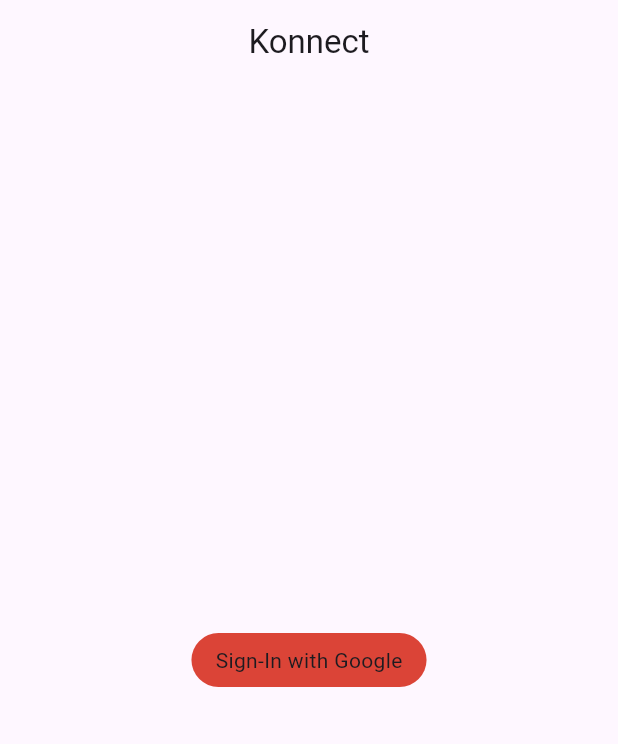
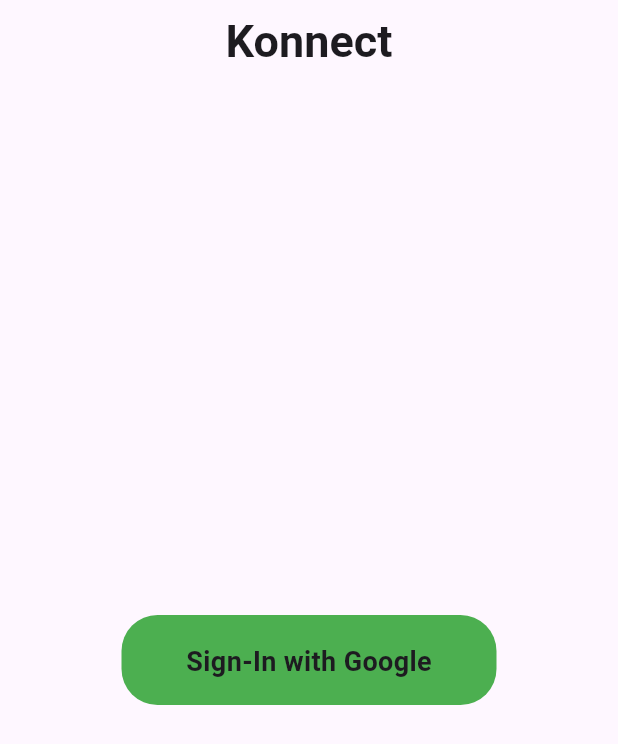
Before and after one commit to samarth-kaul/my-flutter-app-konnect, a Flutter app: the screen it shows after launch, on a phone screen of 412 x 824 dp. Shown: the top 744 px of the screen. Run offline on Flutter 3.47's test engine with Material 2 defaults, Android fonts, the phone set to English and light mode, and no system bars; our stand-ins replace cloud_firestore, firebase_auth, firebase_core, google_sign_in, random_string, shared_preferences; accounts and stored records are empty.

Commit message:
final commit

```diff
--- a/lib/views/home.dart
+++ b/lib/views/home.dart
@@ -148,7 +148,6 @@ class _HomeState extends State<Home> {
     return SafeArea(
       child: Scaffold(
         appBar: AppBar(
-          elevation: 1,
           backgroundColor: Colors.deepPurple,
           title: Text(
             "Konnect",
--- a/lib/views/signin.dart
+++ b/lib/views/signin.dart
@@ -14,22 +14,29 @@ class _SignInState extends State<SignIn> {
     return SafeArea(
       child: Scaffold(
         appBar: AppBar(
-          title: Text("Konnect"),
+          title: Text(
+            "Konnect",
+            style: TextStyle(fontSize: 30, fontWeight: FontWeight.bold),
+          ),
           centerTitle: true,
         ),
         body: Center(
           child: GestureDetector(
-            onTap: ()
-            {
+            onTap: () {
               AuthMethods().signInWithGoogle(context);
             },
             child: Container(
+              height: 60,
+              width: 250,
               decoration: BoxDecoration(
                 borderRadius: BorderRadius.circular(24),
-                color: Color(0xffDB4437),
+                color: Colors.green,
               ),
-              padding: EdgeInsets.symmetric(horizontal: 16, vertical: 8),
-              child: Text("Sign-In with Google"),
+              padding: EdgeInsets.all(18),
+              child: Center(
+                child: Text("Sign-In with Google",
+                    style: TextStyle(fontWeight: FontWeight.bold, fontSize: 18)),
+              ),
             ),
           ),
         ),
```
Also changed, not shown: lib/views/chatscreen.dart (+6 -3 lines).
